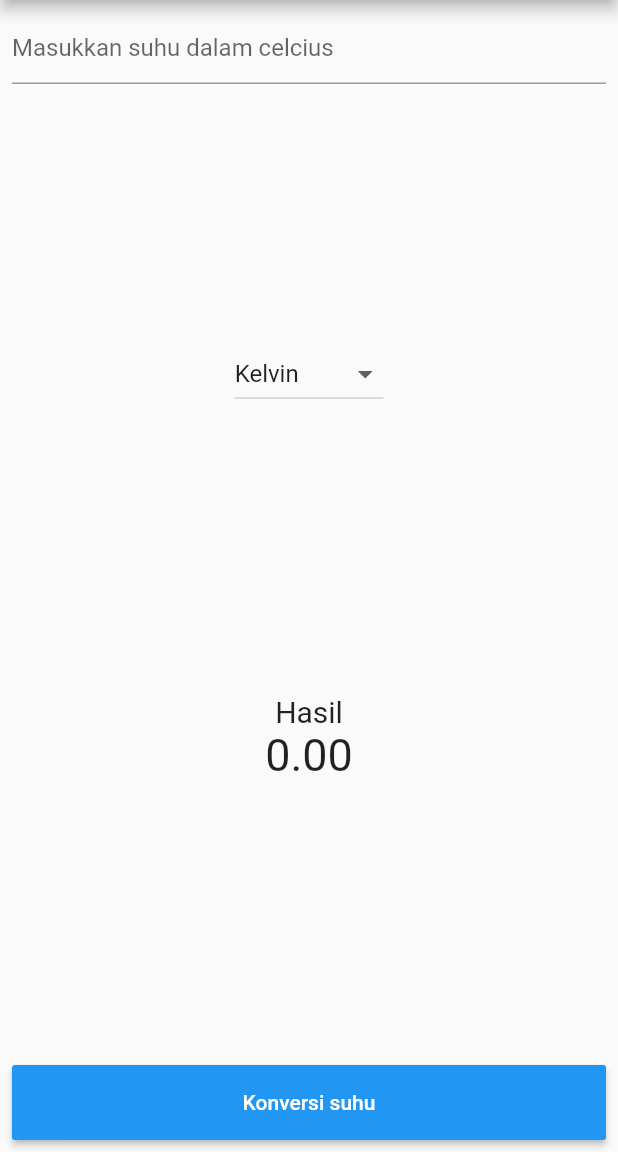
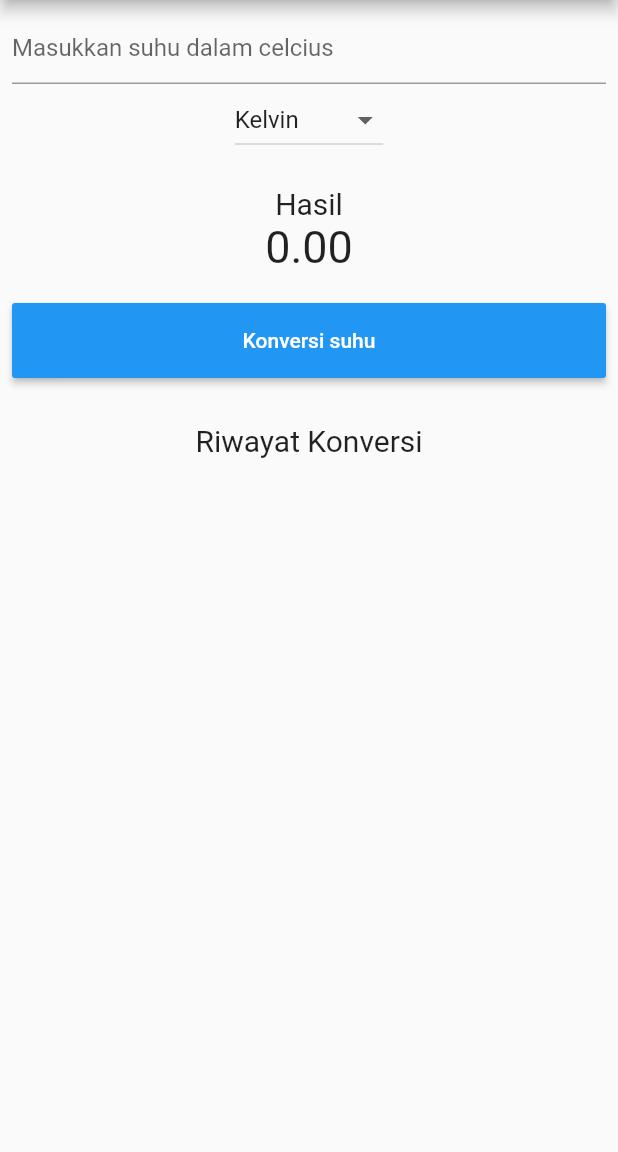
Before and after one commit to nargyanti/konverter_suhu, a Flutter app: the screen it shows after launch, on a phone screen of 412 x 824 dp, the part 84-1236 px from its top. Run offline on Flutter 3.47's test engine with Material 2 defaults, Android fonts, the phone set to English and light mode, and no system bars.

Commit message:
[Jobsheet 4] add history and fix calculation bug

```diff
--- a/lib/main.dart
+++ b/lib/main.dart
@@ -29,19 +29,22 @@ class _MyAppState extends State<MyApp> {
 
       if (_newValue == 'Kelvin') {
         _result = _inputUser + 273;
+        listViewItem.add("Kelvin: " + _result.toStringAsFixed(2));
       } else if (_newValue == 'Reamur') {
         _result = 4 / 5 * _inputUser;
+        listViewItem.add("Reamur: " + _result.toStringAsFixed(2));
       } else if (_newValue == 'Fahrenheit') {
         _result = 9 / 5 * _inputUser + 32;
+        listViewItem.add("Fahrenheit: " + _result.toStringAsFixed(2));
       }
     });
   }
 
   void changeDropdownValue(changeValue) {
-    convertTemperature();
     setState(() {
       _newValue = changeValue;
     });
+    convertTemperature();
   }
 
   @override
@@ -81,7 +84,25 @@ class _MyAppState extends State<MyApp> {
                 ],
               ),
               Convert(convertTemperature),
-
+              Container(
+                margin: EdgeInsets.only(top: 30, bottom: 10),
+                child: Text(
+                  "Riwayat Konversi",
+                  style: TextStyle(fontSize: 20),
+                ),
+              ),
+              Expanded(
+                  child: ListView(
+                children: listViewItem.map((String value) {
+                  return Container(
+                    margin: EdgeInsets.all(10),
+                    child: Text(
+                      value,
+                      style: TextStyle(fontSize: 15),
+                    ),
+                  );
+                }).toList(),
+              ))
             ],
           ),
         ),
```
